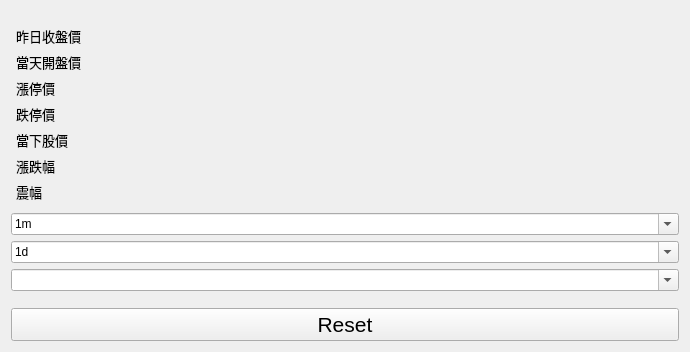
First picture: the form in stockWindowUi.ui, repository Shawn-lung/firstjob, before the edit.
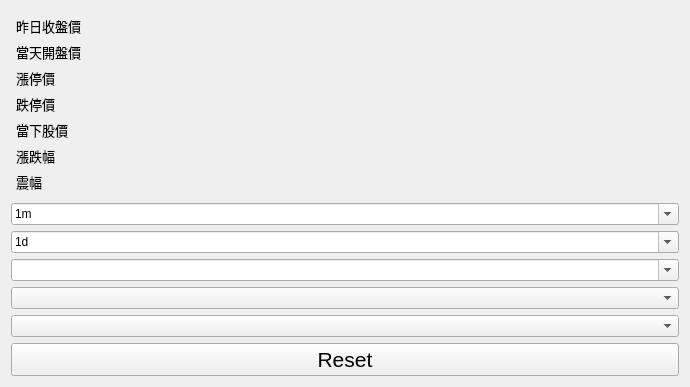
Second picture: the form after the edit.

What changed in the file:
```diff
--- a/stockWindowUi.ui
+++ b/stockWindowUi.ui
@@ -19,19 +19,6 @@
   <layout class="QHBoxLayout" name="horizontalLayout">
    <item>
     <layout class="QVBoxLayout" name="verticalLayout">
-     <item>
-      <spacer name="verticalSpacer_3">
-       <property name="orientation">
-        <enum>Qt::Vertical</enum>
-       </property>
-       <property name="sizeHint" stdset="0">
-        <size>
-         <width>20</width>
-         <height>40</height>
-        </size>
-       </property>
-      </spacer>
-     </item>
      <item>
       <layout class="QFormLayout" name="formLayout">
        <property name="fieldGrowthPolicy">
@@ -346,17 +333,10 @@
       </widget>
      </item>
      <item>
-      <spacer name="verticalSpacer">
-       <property name="orientation">
-        <enum>Qt::Vertical</enum>
-       </property>
-       <property name="sizeHint" stdset="0">
-        <size>
-         <width>20</width>
-         <height>40</height>
-        </size>
-       </property>
-      </spacer>
+      <widget class="QComboBox" name="indicatorComboBox2"/>
+     </item>
+     <item>
+      <widget class="QComboBox" name="indicatorComboBox3"/>
      </item>
      <item>
       <widget class="QPushButton" name="resetButton">
```
